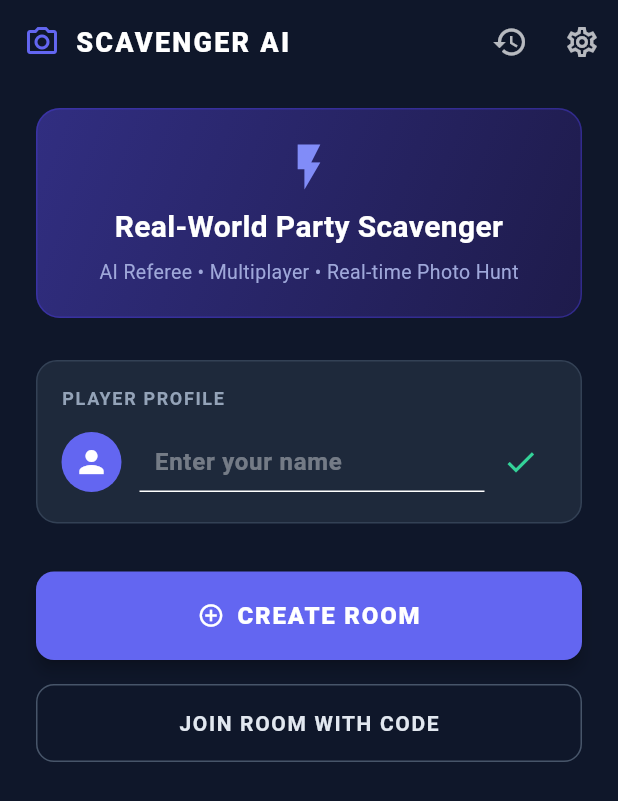
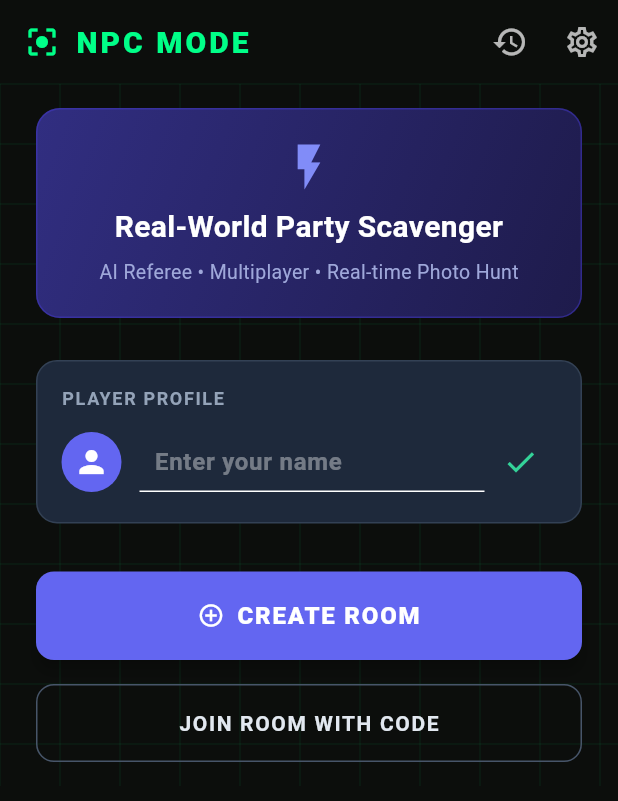
Before and after one commit to Blehh13/NPCmode, a Flutter app: the screen it shows after launch, on a phone screen of 412 x 824 dp. Shown: the top 801 px of the screen. Run offline on Flutter 3.47's test engine with Material 3 defaults, Android fonts, the phone set to English and light mode, and no system bars; our stand-ins replace camera, image_picker, shared_preferences; accounts and stored records are empty; network calls fail.

Commit message:
Update Gradle/AGP/Kotlin versions, add Supabase DB connection, add Cyberpunk UI system

```diff
--- /dev/null
+++ b/flutter_app/devtools_options.yaml
@@ -0,0 +1,3 @@
+description: This file stores settings for Dart & Flutter DevTools.
+documentation: https://docs.flutter.dev/tools/devtools/extensions#configure-extension-enablement-states
+extensions:
--- a/flutter_app/lib/main.dart
+++ b/flutter_app/lib/main.dart
@@ -1,5 +1,6 @@
 import 'package:flutter/material.dart';
 import 'screens/home_screen.dart';
+import 'widgets/cyber_ui/cyber_theme.dart';
 
 void main() {
   WidgetsFlutterBinding.ensureInitialized();
@@ -12,21 +13,9 @@ class ScavengerHuntApp extends StatelessWidget {
   @override
   Widget build(BuildContext context) {
     return MaterialApp(
-      title: 'Scavenger AI',
+      title: 'NPC Mode',
       debugShowCheckedModeBanner: false,
-      theme: ThemeData(
-        brightness: Brightness.dark,
-        scaffoldBackgroundColor: const Color(0xFF0F172A),
-        primaryColor: const Color(0xFF6366F1),
-        colorScheme: const ColorScheme.dark(
-          primary: Color(0xFF6366F1),
-          secondary: Color(0xFF818CF8),
-          surface: Color(0xFF1E293B),
-          background: Color(0xFF0F172A),
-        ),
-        fontFamily: 'Roboto',
-        useMaterial3: true,
-      ),
+      theme: CyberTheme.themeData,
       home: const HomeScreen(),
     );
   }
--- a/flutter_app/lib/screens/home_screen.dart
+++ b/flutter_app/lib/screens/home_screen.dart
@@ -1,6 +1,8 @@
 import 'package:flutter/material.dart';
 import '../models/game_models.dart';
 import '../services/api_service.dart';
+import '../widgets/cyber_ui/cyber_grid_background.dart';
+import '../widgets/cyber_ui/cyber_theme.dart';
 import 'waiting_room_screen.dart';
 import 'profile_history_screen.dart';
 
@@ -99,16 +101,13 @@ class _HomeScreenState extends State<HomeScreen> {
     setState(() => _isLoading = true);
     try {
       final room = await ApiService.joinRoom(code);
-      final myToken = await ApiService.getDeviceToken();
-      final isHost = room.hostDeviceToken == myToken;
-
       if (mounted) {
         Navigator.push(
           context,
           MaterialPageRoute(
             builder: (_) => WaitingRoomScreen(
               roomCode: room.code,
-              isHost: isHost,
+              isHost: false,
             ),
           ),
         );
@@ -128,13 +127,13 @@ class _HomeScreenState extends State<HomeScreen> {
     showDialog(
       context: context,
       builder: (ctx) => AlertDialog(
-        backgroundColor: const Color(0xFF1E293B),
+        backgroundColor: CyberTheme.cardSurface,
         title: const Text('Backend API URL', style: TextStyle(color: Colors.white)),
         content: TextField(
           controller: _serverUrlController,
           style: const TextStyle(color: Colors.white),
           decoration: const InputDecoration(
-            hintText: 'http://10.0.2.2:8000/api',
+            hintText: 'http://127.0.0.1:8000/api',
             hintStyle: TextStyle(color: Colors.white38),
             border: OutlineInputBorder(),
           ),
@@ -142,16 +141,16 @@ class _HomeScreenState extends State<HomeScreen> {
         actions: [
           TextButton(
             onPressed: () => Navigator.pop(ctx),
-            child: const Text('Cancel', style: TextStyle(color: Colors.white70)),
+            child: const Text('Cancel'),
           ),
           ElevatedButton(
+            style: ElevatedButton.styleFrom(backgroundColor: CyberTheme.cyberBlue),
             onPressed: () {
               ApiService.setBaseUrl(_serverUrlController.text.trim());
               Navigator.pop(ctx);
               _loadProfile();
             },
-            style: ElevatedButton.styleFrom(backgroundColor: const Color(0xFF6366F1)),
-            child: const Text('Save'),
+            child: const Text('Save', style: TextStyle(color: Colors.black)),
           ),
         ],
       ),
@@ -161,17 +160,22 @@ class _HomeScreenState extends State<HomeScreen> {
   @override
   Widget build(BuildContext context) {
     return Scaffold(
-      backgroundColor: const Color(0xFF0F172A),
+      backgroundColor: CyberTheme.black800,
       appBar: AppBar(
         backgroundColor: Colors.transparent,
         elevation: 0,
         title: const Row(
           children: [
-            Icon(Icons.camera_alt_outlined, color: Color(0xFF6366F1)),
+            Icon(Icons.center_focus_strong, color: CyberTheme.cyberGreen),
             SizedBox(width: 10),
             Text(
-              'SCAVENGER AI',
-              style: TextStyle(fontWeight: FontWeight.w900, letterSpacing: 1.5, fontSize: 18),
+              'NPC MODE',
+              style: TextStyle(
+                fontWeight: FontWeight.w900,
+                letterSpacing: 2.0,
+                fontSize: 20,
+                color: CyberTheme.cyberGreen,
+              ),
             ),
           ],
         ),
@@ -193,8 +197,9 @@ class _HomeScreenState extends State<HomeScreen> {
           ),
         ],
       ),
-      body: SafeArea(
-        child: SingleChildScrollView(
+      body: CyberGridBackground(
+        child: SafeArea(
+          child: SingleChildScrollView(
           padding: const EdgeInsets.symmetric(horizontal: 24.0, vertical: 16.0),
           child: Column(
             crossAxisAlignment: CrossAxisAlignment.stretch,
@@ -379,6 +384,7 @@ class _HomeScreenState extends State<HomeScreen> {
           ),
         ),
       ),
+    ),
     );
   }
 }
--- a/flutter_app/lib/services/api_service.dart
+++ b/flutter_app/lib/services/api_service.dart
@@ -6,8 +6,8 @@ import 'package:uuid/uuid.dart';
 import '../models/game_models.dart';
 
 class ApiService {
-  // Default to local dev URL or Django server
-  static String baseUrl = 'http://10.0.2.2:8000/api';
+  // Default to local dev URL (127.0.0.1 works for physical devices via adb reverse and emulators)
+  static String baseUrl = 'http://127.0.0.1:8000/api';
   static String? _cachedDeviceToken;
 
   static Future<String> getDeviceToken() async {
--- /dev/null
+++ b/flutter_app/lib/widgets/cyber_ui/cyber_grid_background.dart
@@ -0,0 +1,47 @@
+import 'package:flutter/material.dart';
+import 'cyber_theme.dart';
+
+class CyberGridBackground extends StatelessWidget {
+  final Widget child;
+
+  const CyberGridBackground({super.key, required this.child});
+
+  @override
+  Widget build(BuildContext context) {
+    return Stack(
+      children: [
+        Positioned.fill(
+          child: CustomPaint(
+            painter: _GridPainter(),
+          ),
+        ),
+        child,
+      ],
+    );
+  }
+}
+
+class _GridPainter extends CustomPainter {
+  @override
+  void paint(Canvas canvas, Size size) {
+    final bgPaint = Paint()..color = CyberTheme.black800;
+    canvas.drawRect(Rect.fromLTWH(0, 0, size.width, size.height), bgPaint);
+
+    final linePaint = Paint()
+      ..color = CyberTheme.cyberGreen.withOpacity(0.06)
+      ..strokeWidth = 1.0;
+
+    const double gridSize = 40.0;
+
+    for (double x = 0; x < size.width; x += gridSize) {
+      canvas.drawLine(Offset(x, 0), Offset(x, size.height), linePaint);
+    }
+
+    for (double y = 0; y < size.height; y += gridSize) {
+      canvas.drawLine(Offset(0, y), Offset(size.width, y), linePaint);
+    }
+  }
+
+  @override
+  bool shouldRepaint(covariant CustomPainter oldDelegate) => false;
+}
--- /dev/null
+++ b/flutter_app/lib/widgets/cyber_ui/cyber_theme.dart
@@ -0,0 +1,29 @@
+import 'package:flutter/material.dart';
+
+/// Neural Forge Cyberpunk Color Palette ported to Flutter
+class CyberTheme {
+  static const Color black800 = Color(0xFF0C0E0C);
+  static const Color black900 = Color(0xFF060706);
+  static const Color darkSlate = Color(0xFF0F172A);
+  static const Color cardSurface = Color(0xFF1E293B);
+
+  // Cyberpunk Tri-Color Accents (Ported directly from Neural Forge)
+  static const Color cyberYellow = Color(0xFFFFBF00); // Rich Amber Gold
+  static const Color cyberGreen = Color(0xFF00FF88);  // Neon Lime Green
+  static const Color cyberBlue = Color(0xFF00D2FF);   // Tech Cyan Blue
+  static const Color cyberMagenta = Color(0xFFEC4899); // Electric Pink
+
+  static ThemeData get themeData => ThemeData(
+        brightness: Brightness.dark,
+        scaffoldBackgroundColor: black800,
+        primaryColor: cyberBlue,
+        colorScheme: const ColorScheme.dark(
+          primary: cyberBlue,
+          secondary: cyberGreen,
+          tertiary: cyberYellow,
+          surface: cardSurface,
+        ),
+        fontFamily: 'Roboto',
+        useMaterial3: true,
+      );
+}
```
Also changed, not shown: flutter_app/lib/widgets/cyber_ui/verification_report_card.dart (added, +197 -0 lines), flutter_app/pubspec.lock, vercel.json (added), 15 other files.
